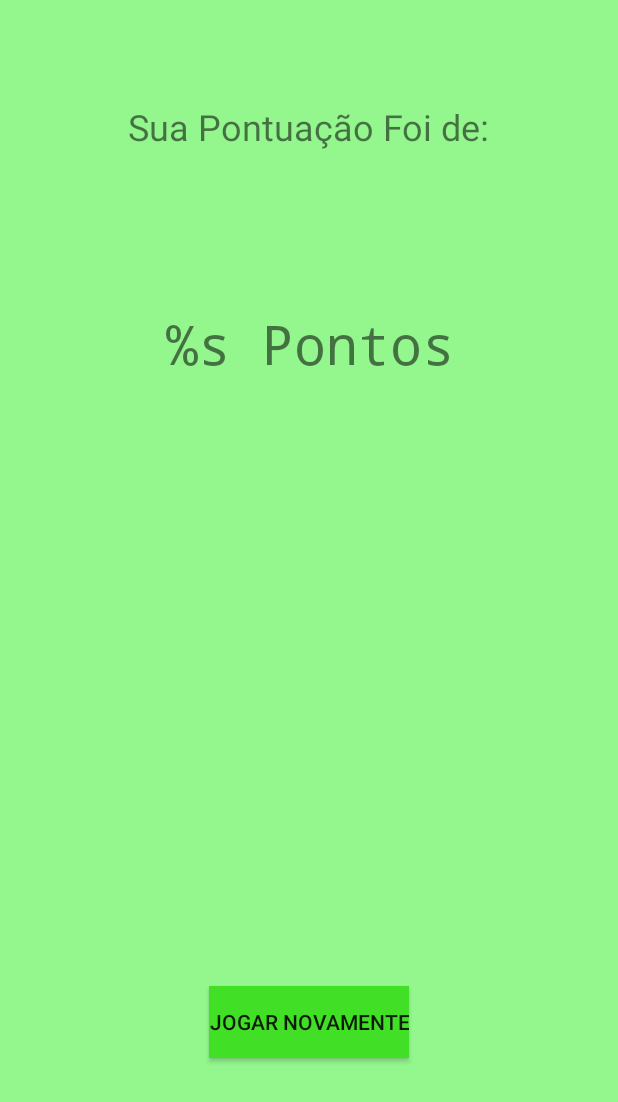
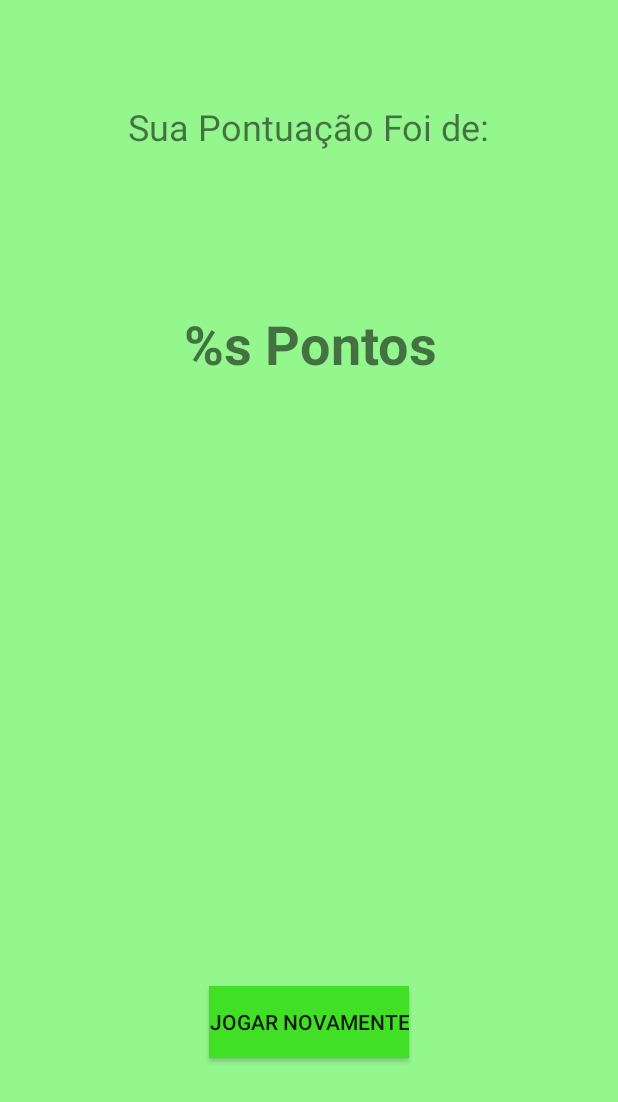
Before and after one commit to alexist98/ClickClick-master, an Android app: the layout activity_pontuacao.xml on its own in the app's theme, with its tools: preview values and no code run, on a phone screen of 412 x 824 dp. Shown: the top 1102 px of the screen. Run offline under Robolectric (Android 15) with nearby library versions, the phone set to English and light mode, and no system bars.

Commit message:
Algumas mudanças visuais

```diff
--- a/app/src/main/java/com/example/alunos/clickclick/MainActivity.kt
+++ b/app/src/main/java/com/example/alunos/clickclick/MainActivity.kt
@@ -151,7 +151,7 @@ class MainActivity : AppCompatActivity() {
         val intent = Intent(baseContext, PontuacaoActivity::class.java)
         score1=score
         startActivity(intent)
-        Toast.makeText(this, getString(R.string.game_over_message,score.toString()), Toast.LENGTH_SHORT).show()
+        //Toast.makeText(this, getString(R.string.game_over_message,score.toString()), Toast.LENGTH_SHORT).show()
         resetGame()
     }
 
--- a/app/src/main/res/layout/activity_pontuacao.xml
+++ b/app/src/main/res/layout/activity_pontuacao.xml
@@ -33,7 +33,7 @@
         android:layout_marginRight="8dp"
         android:text="@string/sua_pontuacao"
         android:textSize="36sp"
-        app:fontFamily="monospace"
+        android:textStyle="bold"
         app:layout_constraintEnd_toEndOf="parent"
         app:layout_constraintHorizontal_bias="0.503"
         app:layout_constraintStart_toStartOf="parent"
@@ -49,6 +49,7 @@
         android:layout_marginEnd="8dp"
         android:layout_marginRight="8dp"
         android:layout_marginBottom="48dp"
+        android:background="#41df25"
         android:onClick="jogarNovamente"
         android:text="Jogar Novamente"
         app:layout_constraintBottom_toBottomOf="parent"
```
